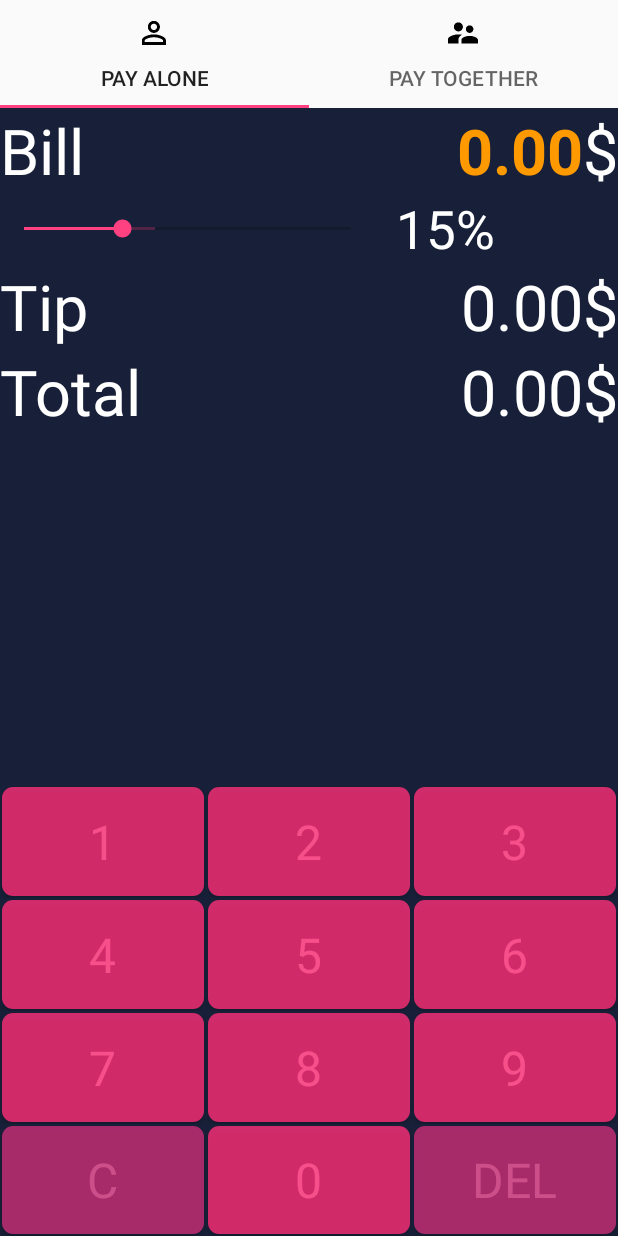
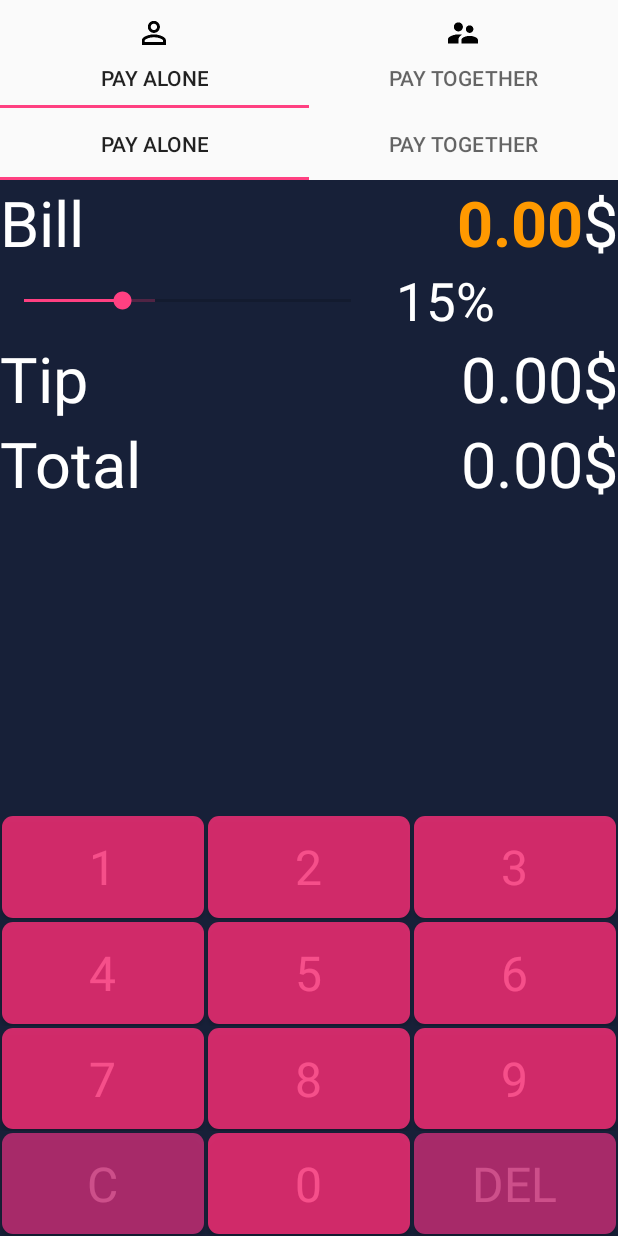
Before and after one commit to mhlee1215/tipcaly, an Android app: the screen it shows after launch (MainActivity), on a phone screen of 412 x 824 dp. Run offline under Robolectric (Android 15) with nearby library versions, the phone set to English and light mode, and no system bars; our stand-ins replace AdMob; libraries missing offline, so code that uses them is left out: com.daimajia.androidanimations, com.daimajia.swipe; 2 statements that could not run were skipped.

Commit message:
bug fixed.

```diff
--- a/app/src/main/java/com/tipcaly/tipcaly/MainActivity.java
+++ b/app/src/main/java/com/tipcaly/tipcaly/MainActivity.java
@@ -18,7 +18,7 @@ import java.util.List;
 import android.support.design.widget.TabLayout;
 
 
-public class MainActivity extends AppCompatActivity implements ActionBar.TabListener {
+public class MainActivity extends AppCompatActivity{
 
     /**
      * The {@link android.support.v4.view.PagerAdapter} that will provide fragments for each of the
@@ -40,7 +40,7 @@ public class MainActivity extends AppCompatActivity implements ActionBar.TabList
     private long mTimerMilliseconds;
 
     boolean hasShownAd = false;
-    private static final long GAME_LENGTH_MILLISECONDS = 10000;
+    private static final long GAME_LENGTH_MILLISECONDS = 20000;
 
     public static final String TAG_PAY_ALONE = "TAG_PAY_ALONE";
     public static final String TAG_PAY_TOGETHER = "TAG_PAY_TOGETHER";
@@ -60,7 +60,7 @@ public class MainActivity extends AppCompatActivity implements ActionBar.TabList
         mViewPager = (ViewPager) findViewById(R.id.pager);
 
         mViewPager.setAdapter(mAppSectionsPagerAdapter);
-        TabLayout tabLayout = (TabLayout) findViewById(R.id.sliding_tabs);
+        TabLayout tabLayout = (TabLayout) findViewById(R.id.sliding_tabs_head);
         tabLayout.setupWithViewPager(mViewPager);
 
         tabLayout.getTabAt(0).setIcon(R.drawable.ic_perm_identity_black_48dp);
@@ -75,8 +75,8 @@ public class MainActivity extends AppCompatActivity implements ActionBar.TabList
         tabLayout.setOnTabSelectedListener(new TabLayout.OnTabSelectedListener() {
             @Override
             public void onTabSelected(TabLayout.Tab tab) {
-
-
+                System.out.println("hi"+tab.getTag());
+                mViewPager.setCurrentItem(tab.getPosition());
                 if(TAG_PAY_ALONE.equals(tab.getTag())){
                     List<String> bill = ((ComplexTipCalculator)mAppSectionsPagerAdapter.getFragment(1)).getBill();
                     ((SimpleTipCalculator)mAppSectionsPagerAdapter.getFragment(0)).setBillAmount(bill);
@@ -174,21 +174,21 @@ public class MainActivity extends AppCompatActivity implements ActionBar.TabList
         };
     }
 
-    @Override
-    public void onTabSelected(ActionBar.Tab tab, android.support.v4.app.FragmentTransaction ft) {
-        // When the given tab is selected, switch to the corresponding page in the ViewPager.
-        mViewPager.setCurrentItem(tab.getPosition());
-    }
-
-    @Override
-    public void onTabUnselected(ActionBar.Tab tab, android.support.v4.app.FragmentTransaction ft) {
-
-    }
-
-    @Override
-    public void onTabReselected(ActionBar.Tab tab, android.support.v4.app.FragmentTransaction ft) {
-
-    }
+//    @Override
+//    public void onTabSelected(ActionBar.Tab tab, android.support.v4.app.FragmentTransaction ft) {
+//        // When the given tab is selected, switch to the corresponding page in the ViewPager.
+//        mViewPager.setCurrentItem(tab.getPosition());
+//    }
+//
+//    @Override
+//    public void onTabUnselected(ActionBar.Tab tab, android.support.v4.app.FragmentTransaction ft) {
+//
+//    }
+//
+//    @Override
+//    public void onTabReselected(ActionBar.Tab tab, android.support.v4.app.FragmentTransaction ft) {
+//
+//    }
 
     /**
      * A {@link FragmentPagerAdapter} that returns a fragment corresponding to one of the primary
--- a/app/src/main/res/layout/activity_main.xml
+++ b/app/src/main/res/layout/activity_main.xml
@@ -5,17 +5,26 @@
     android:layout_height="match_parent"
     android:orientation="vertical">
 
+
     <android.support.design.widget.TabLayout
-        android:id="@+id/sliding_tabs"
+        android:id="@+id/sliding_tabs_head"
         android:layout_width="match_parent"
-
         android:layout_height="wrap_content"
         app:tabMode="fixed"
         app:tabGravity="fill"
         />
 
-    <android.support.v4.view.ViewPager xmlns:android="http://schemas.android.com/apk/res/android"
+    <android.support.v4.view.ViewPager
+        xmlns:android="http://schemas.android.com/apk/res/android"
         android:id="@+id/pager"
         android:layout_width="match_parent"
-        android:layout_height="match_parent" />
+        android:layout_height="match_parent">
+        <android.support.design.widget.TabLayout
+            android:id="@+id/sliding_tabs"
+            android:layout_width="match_parent"
+            android:layout_height="wrap_content"
+            app:tabMode="fixed"
+            app:tabGravity="fill"
+            />
+    </android.support.v4.view.ViewPager>
 </LinearLayout>
```
